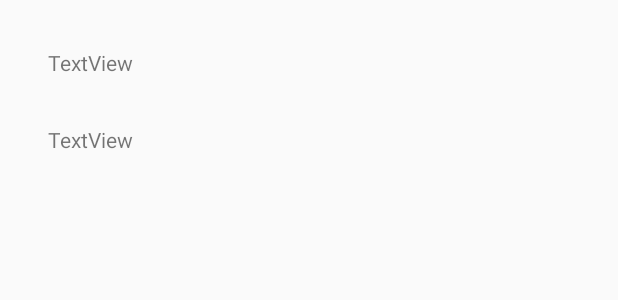
After one commit to n-a-sistemas/Fast_Foodv0-0-0-3, an Android app: the layout layout_compracupom.xml on its own in the app's theme, with its tools: preview values and no code run, on a phone screen of 412 x 824 dp. The commit adds this screen. Shown: the top 300 px of the screen. Run offline under Robolectric (Android 15) with nearby library versions, the phone set to English and light mode, and no system bars.

Commit message:
Estamos quase no 100% Yurameshi

```diff
--- a/app/build.gradle
+++ b/app/build.gradle
@@ -28,6 +28,8 @@ dependencies {
     implementation 'com.google.firebase:firebase-auth:16.0.5'
     implementation 'com.google.firebase:firebase-database:16.0.4'
     implementation 'com.squareup.picasso:picasso:2.71828'
+    implementation 'com.android.support:appcompat-v7:29.+'
+    implementation 'com.android.support.constraint:constraint-layout:1.1.3'
     testImplementation 'junit:junit:4.12'
     androidTestImplementation 'androidx.test:runner:1.1.1'
     androidTestImplementation 'androidx.test.espresso:espresso-core:3.1.1'
--- a/app/src/main/AndroidManifest.xml
+++ b/app/src/main/AndroidManifest.xml
@@ -9,8 +9,10 @@
         android:roundIcon="@mipmap/ic_launcher_round"
         android:supportsRtl="true"
         android:theme="@style/AppTheme">
-        <activity android:name=".LoginActivity"
-            android:theme="@style/AppThemeNoActionBar"/>
+        <activity android:name=".ActivityCupom"></activity>
+        <activity
+            android:name=".LoginActivity"
+            android:theme="@style/AppThemeNoActionBar" />
         <activity android:name=".ActivityPerguntas" />
         <activity android:name=".MainActivity">
             <intent-filter>
--- a/app/src/main/java/com/example/fast_food30/modelo/Cupom.java
+++ b/app/src/main/java/com/example/fast_food30/modelo/Cupom.java
@@ -5,6 +5,7 @@ public class Cupom {
     private String nome;
     private String preco;
     private String uuid;
+
 
     public Cupom(){
 
--- a/app/src/main/res/layout/activity_main.xml
+++ b/app/src/main/res/layout/activity_main.xml
@@ -29,7 +29,7 @@
         android:layout_marginStart="8dp"
         android:layout_marginTop="8dp"
         android:layout_marginEnd="8dp"
-        android:onClick="meusCupons"
+        android:onClick="Cupom"
         android:text="@string/btn_cupons"
         android:textSize="18sp"
         android:textStyle="bold"
--- /dev/null
+++ b/app/src/main/res/layout/layout_compracupom.xml
@@ -0,0 +1,28 @@
+<?xml version="1.0" encoding="utf-8"?>
+<androidx.constraintlayout.widget.ConstraintLayout
+    xmlns:android="http://schemas.android.com/apk/res/android"
+    xmlns:app="http://schemas.android.com/apk/res-auto"
+    xmlns:tools="http://schemas.android.com/tools"
+    android:layout_width="match_parent"
+    android:layout_height="match_parent">
+
+    <TextView
+        android:id="@+id/text_id"
+        android:layout_width="wrap_content"
+        android:layout_height="wrap_content"
+        android:layout_marginStart="32dp"
+        android:layout_marginTop="32dp"
+        android:text="TextView"
+        app:layout_constraintStart_toStartOf="parent"
+        app:layout_constraintTop_toTopOf="parent" />
+
+    <TextView
+        android:id="@+id/text_nome"
+        android:layout_width="wrap_content"
+        android:layout_height="wrap_content"
+        android:layout_marginStart="32dp"
+        android:layout_marginTop="32dp"
+        android:text="TextView"
+        app:layout_constraintStart_toStartOf="parent"
+        app:layout_constraintTop_toBottomOf="@+id/text_id" />
+</androidx.constraintlayout.widget.ConstraintLayout>
```
Also changed, not shown: app/src/main/java/com/example/fast_food30/ActivityCupom.java (+21 -4 lines), app/src/main/java/com/example/fast_food30/LoginActivity.java (+8 -0 lines), app/src/main/java/com/example/fast_food30/MainActivity.java (+61 -35 lines), app/src/main/java/com/example/fast_food30/adapter/CupomAdapter.java (+19 -11 lines), app/src/main/java/com/example/fast_food30/modelo/Usuario.java (+20 -11 lines), app/src/main/res/layout/activity_cupom.xml (+3 -23 lines).
